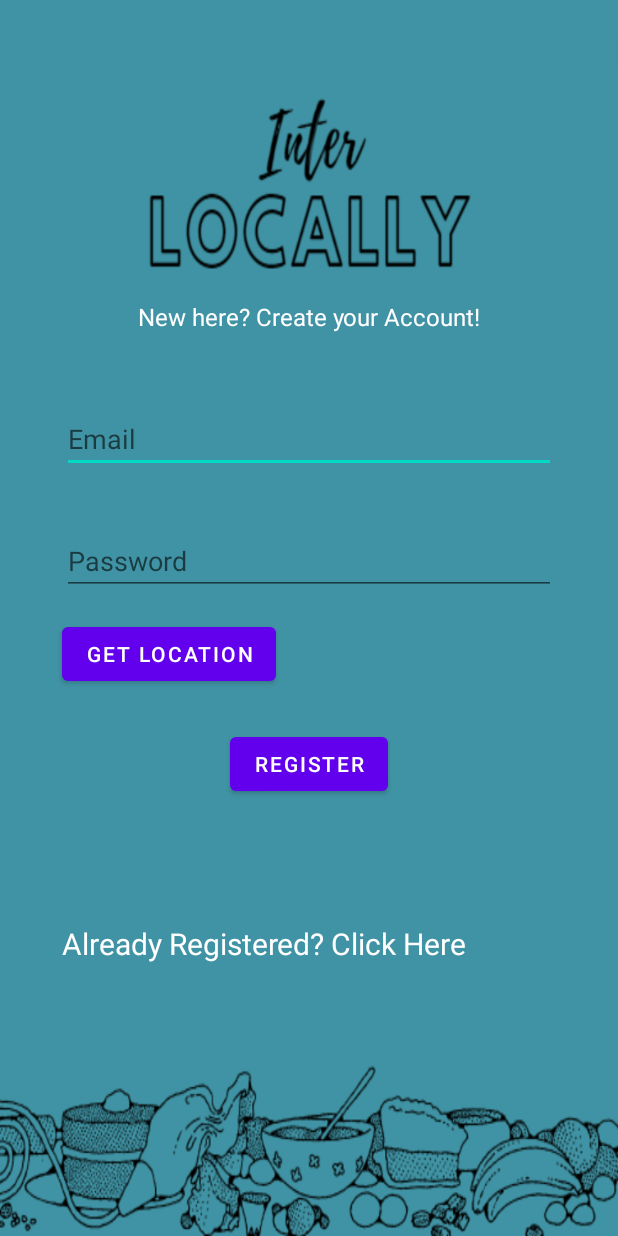
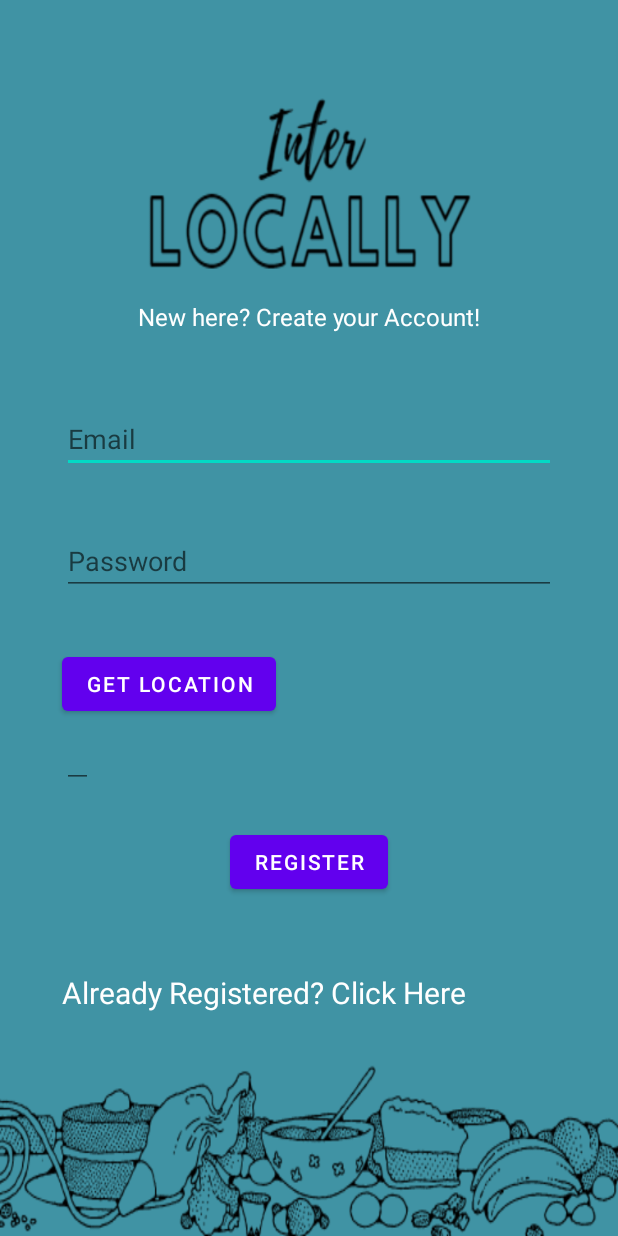
Before and after one commit to brunaminhos/Register-Login, an Android app: the layout activity_register.xml on its own in the app's theme, with its tools: preview values and no code run, on a phone screen of 412 x 824 dp. Run offline under Robolectric (Android 15) with nearby library versions, the phone set to English and light mode, and no system bars.

Commit message:
Address code

```diff
--- a/app/build.gradle
+++ b/app/build.gradle
@@ -35,6 +35,7 @@ dependencies {
     implementation 'com.google.firebase:firebase-auth:21.0.3'
     implementation 'com.google.android.gms:play-services-location:19.0.1'
     implementation 'com.github.niqo01.rxplayservices:rx-play-services-location:0.4.0'
+    implementation 'com.google.android.gms:play-services-location:19.0.1'
     testImplementation 'junit:junit:4.13.2'
     androidTestImplementation 'androidx.test.ext:junit:1.1.3'
     androidTestImplementation 'androidx.test.espresso:espresso-core:3.4.0'
--- a/app/src/main/AndroidManifest.xml
+++ b/app/src/main/AndroidManifest.xml
@@ -2,8 +2,8 @@
 <manifest xmlns:android="http://schemas.android.com/apk/res/android"
     package="com.n.interlocallyapp">
 
-    <uses-permission android:name="android.permission.INTERNET"/>
-<!--    <uses-permission android:name="android.permission.ACCESS_FINE_LOCATION"/>-->
+    <uses-permission android:name="android.permission.ACCESS_COARSE_LOCATION" />
+    <uses-permission android:name="android.permission.ACCESS_FINE_LOCATION"/>
 
     <application
         android:allowBackup="true"
--- a/app/src/main/res/layout/activity_register.xml
+++ b/app/src/main/res/layout/activity_register.xml
@@ -88,31 +88,24 @@
         app:layout_constraintTop_toBottomOf="@+id/Email"
         app:layout_constraintBottom_toBottomOf="@id/guideline"/>
 
-<!--    <EditText-->
-<!--        android:id="@+id/addressText"-->
-<!--        android:layout_width="365dp"-->
-<!--        android:layout_height="57dp"-->
-<!--        android:layout_marginStart="16dp"-->
-<!--        android:layout_marginEnd="16dp"-->
-<!--        android:layout_marginBottom="50dp"-->
-<!--        android:ems="10"-->
-<!--        android:inputType="textPersonName"-->
-<!--        android:text="User Address"-->
-<!--        android:textColor="#FFFFFF"-->
-<!--        app:layout_constraintBottom_toTopOf="@+id/Email"-->
-<!--        app:layout_constraintEnd_toEndOf="parent"-->
-<!--        app:layout_constraintHorizontal_bias="1.0"-->
-<!--        app:layout_constraintStart_toStartOf="parent"-->
-<!--        app:layout_constraintTop_toBottomOf="@+id/textView" />-->
-
-
     <Button
         android:id="@+id/locationBtn"
         android:layout_width="wrap_content"
         android:layout_height="wrap_content"
+        android:layout_marginTop="20dp"
         app:layout_constraintStart_toStartOf="@id/guidelineLeft"
         app:layout_constraintTop_toBottomOf="@+id/guideline"
         android:text="Get Location" />
+
+    <EditText
+        android:id="@+id/addressText"
+        android:layout_width="wrap_content"
+        android:layout_height="wrap_content"
+        android:inputType="textPersonName"
+        android:textColor="#FFFFFF"
+        app:layout_constraintBottom_toTopOf="@+id/registerBtn"
+        app:layout_constraintStart_toStartOf="@id/guidelineLeft"
+        app:layout_constraintTop_toBottomOf="@+id/locationBtn"/>
 
     <Button
         android:id="@+id/registerBtn"
@@ -122,7 +115,7 @@
         android:text="Register"
         app:layout_constraintEnd_toEndOf="@id/guidelineRight"
         app:layout_constraintStart_toStartOf="@id/guidelineLeft"
-        app:layout_constraintTop_toBottomOf="@+id/locationBtn" />
+        app:layout_constraintTop_toBottomOf="@+id/addressText" />
 
     <TextView
         android:id="@+id/Login"
--- a/build.gradle
+++ b/build.gradle
@@ -4,8 +4,8 @@ buildscript {
     }
 }// Top-level build file where you can add configuration options common to all sub-projects/modules.
 plugins {
-    id 'com.android.application' version '7.1.2' apply false
-    id 'com.android.library' version '7.1.2' apply false
+    id 'com.android.application' version '7.1.3' apply false
+    id 'com.android.library' version '7.1.3' apply false
 }
 
 task clean(type: Delete) {
```
Also changed, not shown: app/src/main/java/com/n/interlocallyapp/Login.java (+12 -4 lines), app/src/main/java/com/n/interlocallyapp/Register.java (+68 -133 lines).
